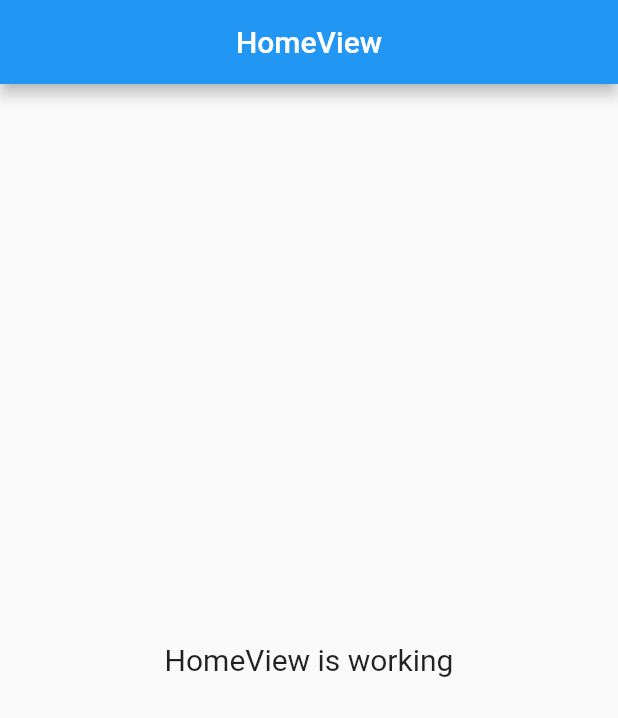
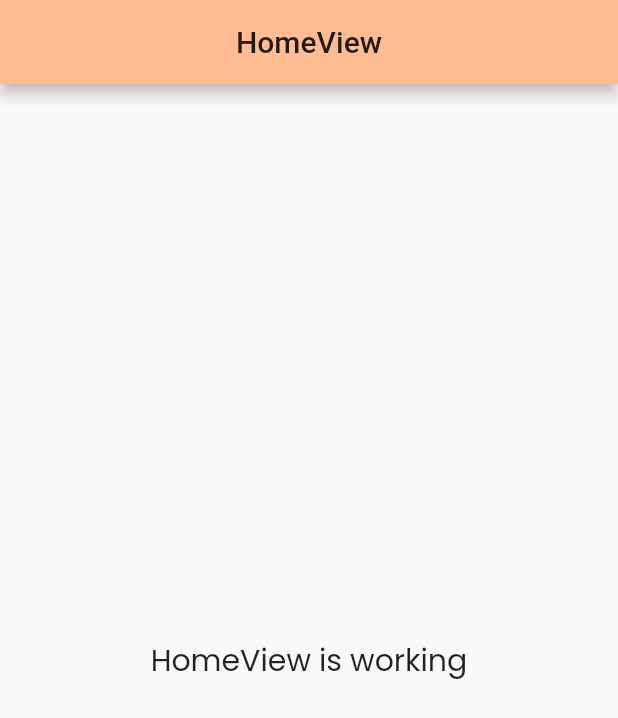
Before and after one commit to icodelifee/EatFastRepeatApp, a Flutter app: the screen it shows after launch, on a phone screen of 412 x 824 dp. Shown: the top 718 px of the screen. Run offline on Flutter 3.47's test engine with Material 2 defaults, Android fonts, the phone set to English and light mode, and no system bars; our stand-ins replace dio, get, google_fonts; statements that could not run were skipped.

Commit message:
♻️ Refactor main.dart

```diff
--- a/lib/main.dart
+++ b/lib/main.dart
@@ -1,16 +1,36 @@
 import 'package:flutter/material.dart';
 
 import 'package:get/get.dart';
+import 'package:google_fonts/google_fonts.dart';
 
 import 'app/routes/app_pages.dart';
 
 void main() {
   runApp(
-    GetMaterialApp(
+    MaterialApp(),
+  );
+}
+
+class MaterialApp extends StatelessWidget {
+  const MaterialApp({
+    Key key,
+  }) : super(key: key);
+
+  @override
+  Widget build(BuildContext context) {
+    return GetMaterialApp(
+      theme: ThemeData(
+          textTheme: GoogleFonts.poppinsTextTheme(
+            Theme.of(context).textTheme,
+          ),
+          backgroundColor: Colors.black,
+          primaryColor: Color(0xFFFFBB92),
+          buttonColor: Color(0xFF2E2E2E),
+          accentColor: Color(0xFFFFBB92)),
       title: "Eat Fast Repeat",
-      initialRoute: AppPages.INITIAL,
+      initialRoute: AppPages.LOGIN,
       getPages: AppPages.routes,
       defaultTransition: Transition.cupertino,
-    ),
-  );
+    );
+  }
 }
```
